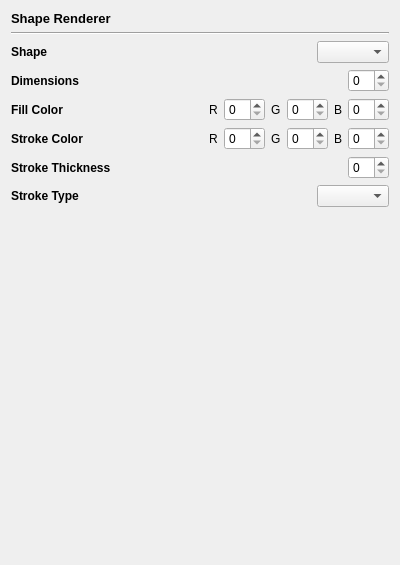
First picture: the form in AdvancedGraphics/shaperendererwidget.ui, repository Trodek/Advanced-Graphics-Subject, before the edit.
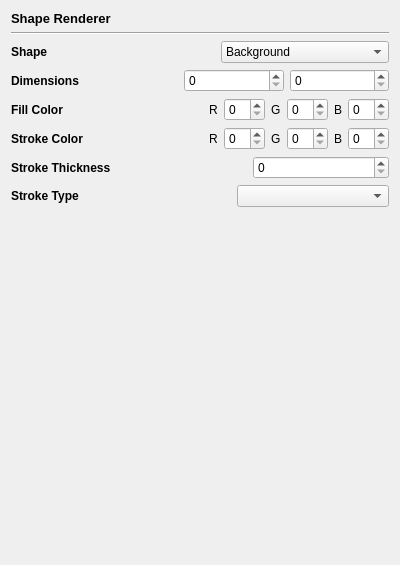
Second picture: the form after the edit.

```diff
--- a/AdvancedGraphics/shaperendererwidget.ui
+++ b/AdvancedGraphics/shaperendererwidget.ui
@@ -65,9 +65,30 @@
      </item>
      <item>
       <widget class="QComboBox" name="ShapeComboBOx">
+       <property name="sizePolicy">
+        <sizepolicy hsizetype="Expanding" vsizetype="Fixed">
+         <horstretch>0</horstretch>
+         <verstretch>0</verstretch>
+        </sizepolicy>
+       </property>
        <property name="currentText">
-        <string/>
+        <string>Background</string>
        </property>
+       <item>
+        <property name="text">
+         <string>Background</string>
+        </property>
+       </item>
+       <item>
+        <property name="text">
+         <string>Rectangle</string>
+        </property>
+       </item>
+       <item>
+        <property name="text">
+         <string>Circle</string>
+        </property>
+       </item>
       </widget>
      </item>
     </layout>
@@ -101,7 +122,24 @@
       </spacer>
      </item>
      <item>
-      <widget class="QSpinBox" name="RadiusValue"/>
+      <widget class="QSpinBox" name="spinBox">
+       <property name="sizePolicy">
+        <sizepolicy hsizetype="Expanding" vsizetype="Fixed">
+         <horstretch>0</horstretch>
+         <verstretch>0</verstretch>
+        </sizepolicy>
+       </property>
+      </widget>
+     </item>
+     <item>
+      <widget class="QSpinBox" name="RadiusValue">
+       <property name="sizePolicy">
+        <sizepolicy hsizetype="Expanding" vsizetype="Fixed">
+         <horstretch>0</horstretch>
+         <verstretch>0</verstretch>
+        </sizepolicy>
+       </property>
+      </widget>
      </item>
     </layout>
    </item>
@@ -254,7 +292,14 @@
       </spacer>
      </item>
      <item>
-      <widget class="QSpinBox" name="StrokeThicknessValue"/>
+      <widget class="QSpinBox" name="StrokeThicknessValue">
+       <property name="sizePolicy">
+        <sizepolicy hsizetype="Expanding" vsizetype="Fixed">
+         <horstretch>0</horstretch>
+         <verstretch>0</verstretch>
+        </sizepolicy>
+       </property>
+      </widget>
      </item>
     </layout>
    </item>
@@ -287,7 +332,14 @@
       </spacer>
      </item>
      <item>
-      <widget class="QComboBox" name="StrokeTypeComboBox"/>
+      <widget class="QComboBox" name="StrokeTypeComboBox">
+       <property name="sizePolicy">
+        <sizepolicy hsizetype="Expanding" vsizetype="Fixed">
+         <horstretch>0</horstretch>
+         <verstretch>0</verstretch>
+        </sizepolicy>
+       </property>
+      </widget>
      </item>
     </layout>
    </item>
```
